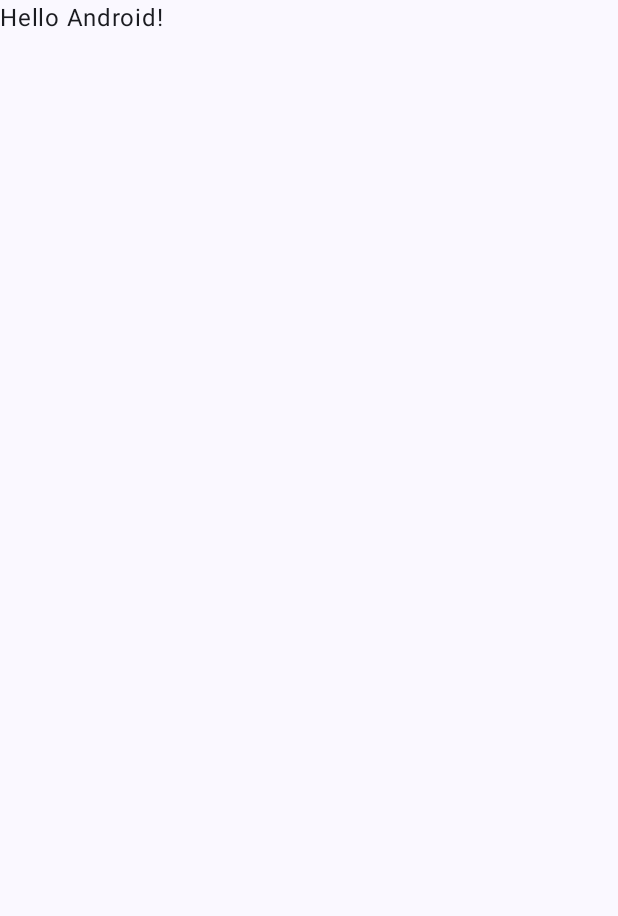
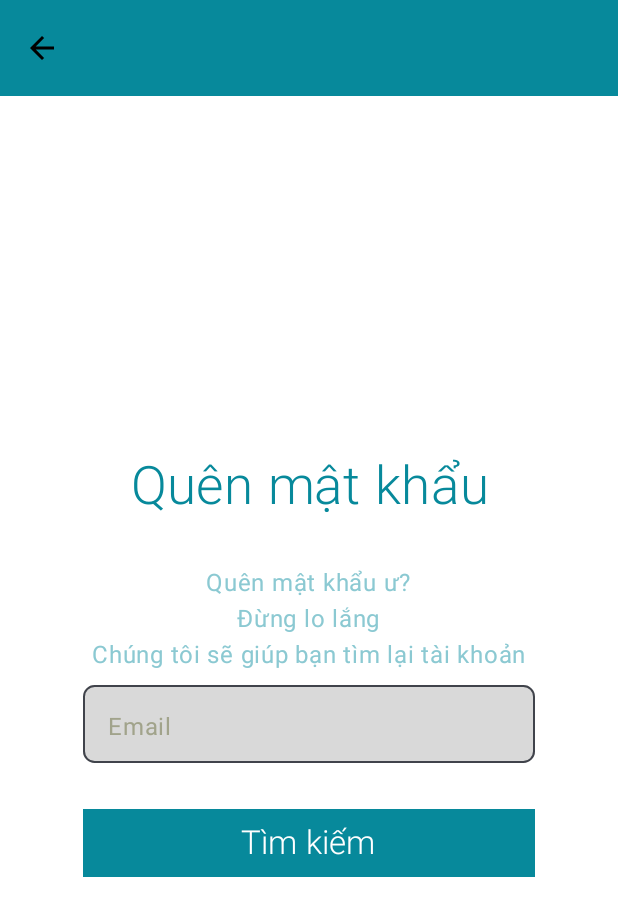
Before and after one commit to KhangDangAnh/DoAn3Tuan, an Android app built with Jetpack Compose: the screen it shows after launch (MainActivity), on a phone screen of 412 x 824 dp. Before the commit the part shown is almost empty. Shown: the top 916 px of the screen. Run offline under Robolectric (Android 15) with nearby library versions, the phone set to English and light mode, and no system bars.

Commit message:
Thêm giao diện: - LoginScreen - RegisterScreen - ForgotPasswordScreen

```diff
--- a/app/build.gradle.kts
+++ b/app/build.gradle.kts
@@ -63,4 +63,5 @@ dependencies {
     androidTestImplementation("androidx.compose.ui:ui-test-junit4")
     debugImplementation("androidx.compose.ui:ui-tooling")
     debugImplementation("androidx.compose.ui:ui-test-manifest")
+    implementation("androidx.navigation:navigation-compose:2.7.6")
 }
--- a/app/src/main/java/com/example/doan_3tuan/MainActivity.kt
+++ b/app/src/main/java/com/example/doan_3tuan/MainActivity.kt
@@ -10,6 +10,9 @@ import androidx.compose.material3.Text
 import androidx.compose.runtime.Composable
 import androidx.compose.ui.Modifier
 import androidx.compose.ui.tooling.preview.Preview
+import com.example.doan_3tuan.View.Login.ForgotPasswordScreen
+import com.example.doan_3tuan.View.Login.LoginScreen
+import com.example.doan_3tuan.View.Login.RegisterScreen
 import com.example.doan_3tuan.ui.theme.Doan_3tuanTheme
 
 class MainActivity : ComponentActivity() {
@@ -19,7 +22,7 @@ class MainActivity : ComponentActivity() {
             Doan_3tuanTheme {
                 // A surface container using the 'background' color from the theme
                 Surface(modifier = Modifier.fillMaxSize(), color = MaterialTheme.colorScheme.background) {
-                    Greeting("Android")
+                    ForgotPasswordScreen()
                 }
             }
         }
@@ -37,7 +40,5 @@ fun Greeting(name: String, modifier: Modifier = Modifier) {
 @Preview(showBackground = true)
 @Composable
 fun GreetingPreview() {
-    Doan_3tuanTheme {
-        Greeting("Android")
-    }
+    RegisterScreen()
 }
--- /dev/null
+++ b/app/src/main/java/com/example/doan_3tuan/View/Login/ForgotPasswordScreen.kt
@@ -0,0 +1,137 @@
+package com.example.doan_3tuan.View.Login
+
+import androidx.compose.foundation.background
+import androidx.compose.foundation.layout.Arrangement
+import androidx.compose.foundation.layout.Column
+import androidx.compose.foundation.layout.Row
+import androidx.compose.foundation.layout.Spacer
+import androidx.compose.foundation.layout.fillMaxSize
+import androidx.compose.foundation.layout.fillMaxWidth
+import androidx.compose.foundation.layout.padding
+import androidx.compose.foundation.layout.size
+import androidx.compose.foundation.shape.RoundedCornerShape
+import androidx.compose.material.icons.Icons
+import androidx.compose.material.icons.filled.ArrowBack
+import androidx.compose.material3.Button
+import androidx.compose.material3.ButtonDefaults
+
+import androidx.compose.material3.ExperimentalMaterial3Api
+import androidx.compose.material3.Icon
+import androidx.compose.material3.IconButton
+import androidx.compose.material3.IconButtonDefaults
+import androidx.compose.material3.OutlinedTextField
+import androidx.compose.material3.Scaffold
+import androidx.compose.material3.Text
+
+import androidx.compose.material3.TextFieldDefaults
+import androidx.compose.material3.TopAppBar
+import androidx.compose.material3.TopAppBarDefaults
+import androidx.compose.runtime.Composable
+import androidx.compose.ui.Alignment
+import androidx.compose.ui.Modifier
+import androidx.compose.ui.graphics.Color
+
+import androidx.compose.ui.text.font.FontWeight
+
+import androidx.compose.ui.text.style.TextAlign
+import androidx.compose.ui.unit.dp
+import androidx.compose.ui.unit.sp
+
+
+@OptIn(ExperimentalMaterial3Api::class)
+@Composable
+fun ForgotPasswordScreen(
+
+){
+    val tfColor = Color(red = 217, green = 217, blue = 217)
+    //màu chữ sau TextField
+    val behindTextColor = Color(red = 161, green = 163, blue = 139)
+    //màu chữ giới thiệu
+    val guideTextColor = Color(red = 139, green = 201, blue = 210)
+    //màu chủ đạo
+    val mainColor = Color(red = 7, green = 137, blue = 155)
+
+    Scaffold (
+        topBar = {
+            TopAppBar(
+                colors = TopAppBarDefaults.largeTopAppBarColors(containerColor = mainColor, titleContentColor = Color.White),
+                title = {},
+                navigationIcon = {
+                    IconButton(
+                        colors = IconButtonDefaults.iconButtonColors(contentColor = Color.White),
+                        onClick = {
+                            //navController.popBackStack()
+                        }
+                    ) {
+                        Icon(imageVector = Icons.Filled.ArrowBack, contentDescription = "", tint = Color.Black)
+                    }
+                },
+            )
+        }
+    ){
+        Column(
+            modifier = Modifier
+                .padding(it)
+                .background(color = Color.White)
+                .fillMaxSize(),
+            verticalArrangement = Arrangement.Top,
+
+            ) {
+            Column(
+                modifier = Modifier
+                    .fillMaxSize()
+                    .padding(horizontal = 55.dp),
+                horizontalAlignment = Alignment.CenterHorizontally,
+                verticalArrangement = Arrangement.Center
+
+            ) {
+                Row(
+                    Modifier.fillMaxWidth()
+                ) {
+                    Text(
+                        text = "Quên mật khẩu",
+                        textAlign = TextAlign.Center,
+                        fontWeight = FontWeight.Light,
+                        modifier = Modifier.fillMaxWidth(),
+                        color =  mainColor,
+                        fontSize = 35.sp,
+                    )
+                }
+                Spacer(modifier = Modifier.padding(16.dp))
+                Text(text = "Quên mật khẩu ư?", fontSize = 16.sp, color = guideTextColor)
+                Text(text = "Đừng lo lắng", fontSize = 16.sp, color = guideTextColor)
+                Text(text = "Chúng tôi sẽ giúp bạn tìm lại tài khoản", fontSize = 16.sp, color = guideTextColor)
+                OutlinedTextField(
+                    value = "",
+                    onValueChange = {},
+                    label = {
+                        Text(text = "Email", textAlign = TextAlign.Center, color = behindTextColor)
+                    },
+                    shape = RoundedCornerShape(15),
+                    colors = TextFieldDefaults.colors(
+                        focusedContainerColor = Color(red = 177, green = 177, blue = 177),
+                        unfocusedContainerColor = tfColor
+                    ),
+                    modifier = Modifier
+                        .size(width = 350.dp, height = 60.dp)
+                )
+
+                Spacer(modifier = Modifier.padding(15.dp))
+                Row(
+                    modifier = Modifier.fillMaxWidth(),
+                    horizontalArrangement = Arrangement.SpaceAround
+                ) {
+                    Button(
+                        shape = RoundedCornerShape(0),
+                        colors = ButtonDefaults.buttonColors(containerColor = mainColor, contentColor = Color.White),
+                        modifier = Modifier.size(width = 350.dp, height = 45.dp),
+                        onClick = {
+
+                        }) {
+                        Text(text="Tìm kiếm", fontSize = 22.sp, fontWeight = FontWeight.Light)
+                    }
+                }
+            }
+        }
+    }
+}
```
Also changed, not shown: app/src/main/java/com/example/doan_3tuan/View/Login/LoginScreen.kt (added, +213 -0 lines), app/src/main/java/com/example/doan_3tuan/View/Login/RegisterScreen.kt (added, +178 -0 lines), app/src/main/java/com/example/doan_3tuan/View/Screen.kt (+11 -0 lines), app/src/main/res/drawable/gg_icon.png (added).
